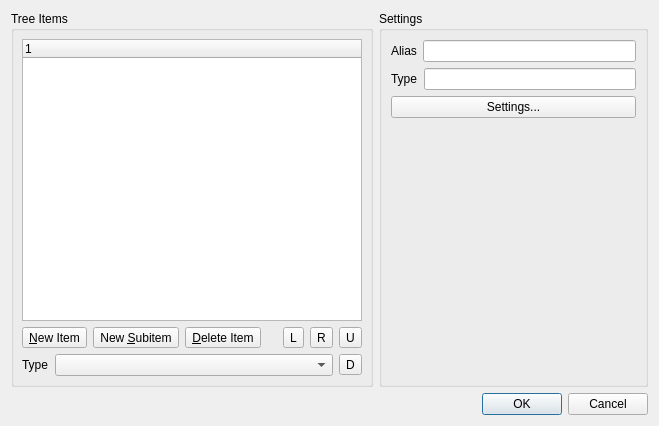
Old version of the form avogadro/src/projecttreeeditor.ui in the repository cryos/avogadro.
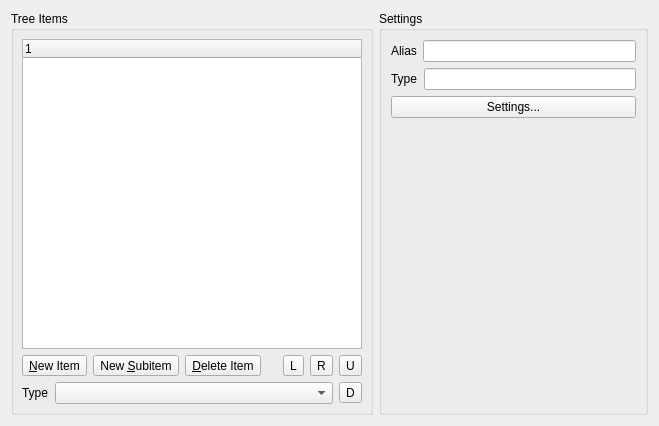
New version of the form. Icons and pictures are not drawn.

Commit message: New configuration dialog

What changed in the file:
```diff
--- a/avogadro/src/projecttreeeditor.ui
+++ b/avogadro/src/projecttreeeditor.ui
@@ -42,7 +42,7 @@
 **
 *********************************************************************</comment>
  <class>ProjectTreeEditor</class>
- <widget class="QDialog" name="ProjectTreeEditor" >
+ <widget class="QWidget" name="ProjectTreeEditor" >
   <property name="geometry" >
    <rect>
     <x>0</x>
@@ -293,16 +293,6 @@
      </item>
     </layout>
    </item>
-   <item row="1" column="1" >
-    <widget class="QDialogButtonBox" name="buttonBox" >
-     <property name="orientation" >
-      <enum>Qt::Horizontal</enum>
-     </property>
-     <property name="standardButtons" >
-      <set>QDialogButtonBox::Cancel|QDialogButtonBox::Ok</set>
-     </property>
-    </widget>
-   </item>
   </layout>
  </widget>
  <tabstops>
```
Left out of the diff: 80 changed lines with no effect on the pictures. The commit also changes 13 other files.
